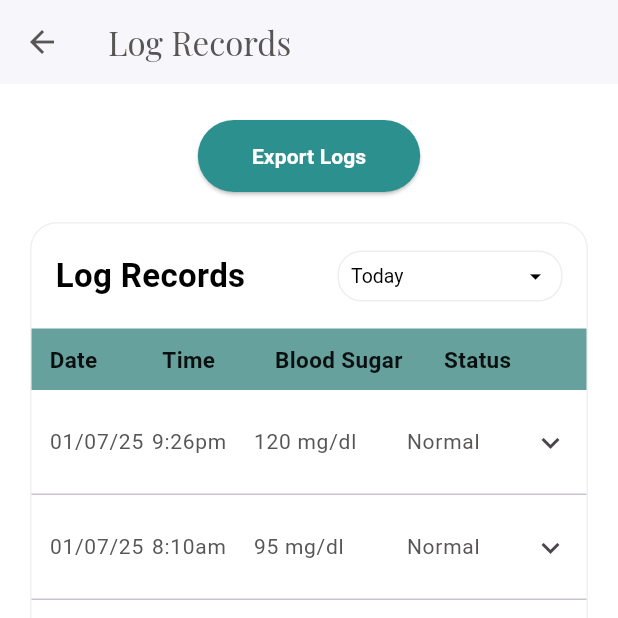
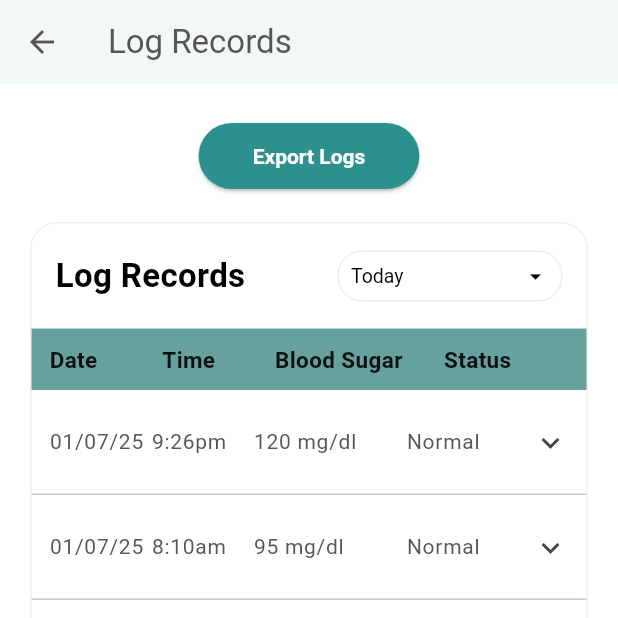
Before and after one commit to ywxvnz/glucomate, a Flutter app: the screen it shows after launch, scrolled down 92 dp, after a tap on "Log Records", on a phone screen of 412 x 824 dp, the top half of it. Run offline on Flutter 3.47's test engine with Material 3 defaults, Android fonts, the phone set to English and light mode, and no system bars; our stand-ins replace font_awesome_flutter, google_fonts.

Commit message:
global theme log rec

```diff
--- a/lib/main.dart
+++ b/lib/main.dart
@@ -1,6 +1,105 @@
 import 'package:flutter/material.dart';
-import 'app.dart';
+import 'utils/app_colors.dart';
+import 'utils/app_text_styles.dart';
+import 'screens/dashboard_screen.dart';
 
 void main() {
   runApp(const GlucoMateApp());
 }
+
+class GlucoMateApp extends StatelessWidget {
+  const GlucoMateApp({super.key});
+
+  @override
+  Widget build(BuildContext context) {
+    return MaterialApp(
+      debugShowCheckedModeBanner: false,
+      theme: _appTheme(),
+      home: DashboardScreen(),
+    );
+  }
+}
+
+ThemeData _appTheme() {
+  return ThemeData(
+    scaffoldBackgroundColor: AppColors.background,
+
+    // 🌈 Primary color (removes purple)
+    colorScheme: ColorScheme.fromSeed(
+      seedColor: AppColors.buttonCyan,
+      primary: AppColors.buttonCyan,
+    ),
+
+    // ✍️ Global font (Roboto)
+    textTheme: TextTheme(
+      headlineSmall: AppTextStyles.headline(),
+      titleMedium: AppTextStyles.title(),
+      bodyMedium: AppTextStyles.body(),
+      labelLarge: AppTextStyles.button(),
+    ),
+
+    // 🧾 TextField theme
+    inputDecorationTheme: InputDecorationTheme(
+      labelStyle: AppTextStyles.caption(),
+      hintStyle: AppTextStyles.caption(),
+      floatingLabelStyle: AppTextStyles.caption(color: AppColors.textGray),
+
+      filled: true,
+      fillColor: AppColors.white,
+
+      enabledBorder: OutlineInputBorder(
+        borderSide: BorderSide(color: AppColors.borderGray),
+        borderRadius: BorderRadius.circular(8),
+      ),
+
+      focusedBorder: OutlineInputBorder(
+        borderSide: BorderSide(color: AppColors.buttonCyan, width: 2),
+        borderRadius: BorderRadius.circular(8),
+      ),
+
+      suffixIconColor: AppColors.iconBlack,
+    ),
+
+    // 🔘 Buttons
+    elevatedButtonTheme: ElevatedButtonThemeData(
+      style: ElevatedButton.styleFrom(
+        backgroundColor: AppColors.buttonCyan,
+        foregroundColor: AppColors.textWhite,
+        textStyle: AppTextStyles.button(),
+        shape: RoundedRectangleBorder(
+          borderRadius: BorderRadius.circular(8),
+        ),
+      ),
+    ),
+
+    // ⬇️ Dropdown
+    dropdownMenuTheme: DropdownMenuThemeData(
+      textStyle: AppTextStyles.body(),
+    ),
+
+    // ⌚ Cursor color
+    textSelectionTheme: TextSelectionThemeData(
+      cursorColor: AppColors.buttonCyan,
+      selectionColor: AppColors.lightCyan,
+      selectionHandleColor: AppColors.buttonCyan,
+    ),
+
+    // 📅 Date & Time picker
+    datePickerTheme: DatePickerThemeData(
+      backgroundColor: AppColors.white,
+      headerBackgroundColor: AppColors.buttonCyan,
+      headerForegroundColor: AppColors.textWhite,
+      dayForegroundColor:
+          MaterialStateProperty.all(AppColors.textBlack),
+      todayBorder:
+          BorderSide(color: AppColors.buttonCyan),
+    ),
+
+    timePickerTheme: TimePickerThemeData(
+      backgroundColor: AppColors.white,
+      dialHandColor: AppColors.buttonCyan,
+      hourMinuteColor: AppColors.lightCyan,
+      hourMinuteTextColor: AppColors.textBlack,
+    ),
+  );
+}
--- a/lib/screens/log_records_screen.dart
+++ b/lib/screens/log_records_screen.dart
@@ -199,30 +199,30 @@ class _LogRecordsScreenState extends State<LogRecordsScreen> {
                                     Row(
                                       mainAxisAlignment: MainAxisAlignment.start,
                                       children: [
-                                        // Edit
-                                        Material(
-                                          color: AppColors.buttonCyan,
-                                          shape: const CircleBorder(),
-                                          child: IconButton(
-                                            onPressed: () => _editRecord(index),
-                                            icon: Icon(
-                                              Icons.edit,
-                                              color: AppColors.iconBlack,
+                                        ElevatedButton(
+                                          onPressed: () => _editRecord(index),
+                                          style: ElevatedButton.styleFrom(
+                                            backgroundColor: AppColors.buttonCyan,
+                                            shape: RoundedRectangleBorder(
+                                              borderRadius: BorderRadius.circular(8),
                                             ),
+                                            padding: const EdgeInsets.symmetric(horizontal: 16, vertical: 10),
+                                            textStyle: AppTextStyles.body(),
                                           ),
+                                          child: const Text('Edit'),
                                         ),
                                         const SizedBox(width: 12),
-                                        // Delete
-                                        Material(
-                                          color: AppColors.bloodRed,
-                                          shape: const CircleBorder(),
-                                          child: IconButton(
-                                            onPressed: () => _confirmDelete(index),
-                                            icon: Icon(
-                                              Icons.delete,
-                                              color: AppColors.iconBlack,
+                                        ElevatedButton(
+                                          onPressed: () => _confirmDelete(index),
+                                          style: ElevatedButton.styleFrom(
+                                            backgroundColor: AppColors.bloodRed,
+                                            shape: RoundedRectangleBorder(
+                                              borderRadius: BorderRadius.circular(8),
                                             ),
+                                            padding: const EdgeInsets.symmetric(horizontal: 16, vertical: 10),
+                                            textStyle: AppTextStyles.body(),
                                           ),
+                                          child: const Text('Delete'),
                                         ),
                                       ],
                                     ),
@@ -282,10 +282,11 @@ class _LogRecordsScreenState extends State<LogRecordsScreen> {
             const SizedBox(height: 8),
             DropdownButtonFormField<String>(
               value: readingType,
-              items: const [
-                DropdownMenuItem(value: 'Random', child: Text('Random')),
-                DropdownMenuItem(value: 'Before Meal', child: Text('Before Meal')),
-                DropdownMenuItem(value: 'After Meal', child: Text('After Meal')),
+              style: AppTextStyles.body(),
+              items: [
+                DropdownMenuItem(value: 'Random', child: Text('Random', style: AppTextStyles.body())),
+                DropdownMenuItem(value: 'Before Meal', child: Text('Before Meal', style: AppTextStyles.body())),
+                DropdownMenuItem(value: 'After Meal', child: Text('After Meal', style: AppTextStyles.body())),
               ],
               onChanged: (v) => readingType = v ?? readingType,
               decoration: const InputDecoration(labelText: 'Reading Type'),
```
Also changed, not shown: flutter_01.png (added).
